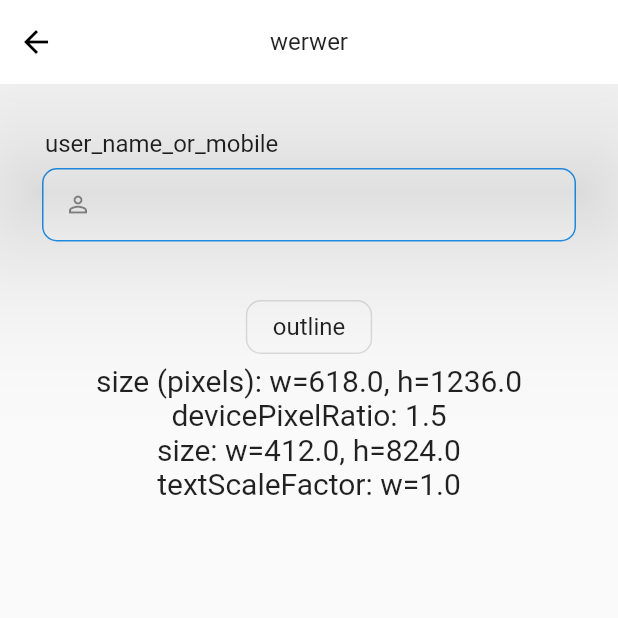
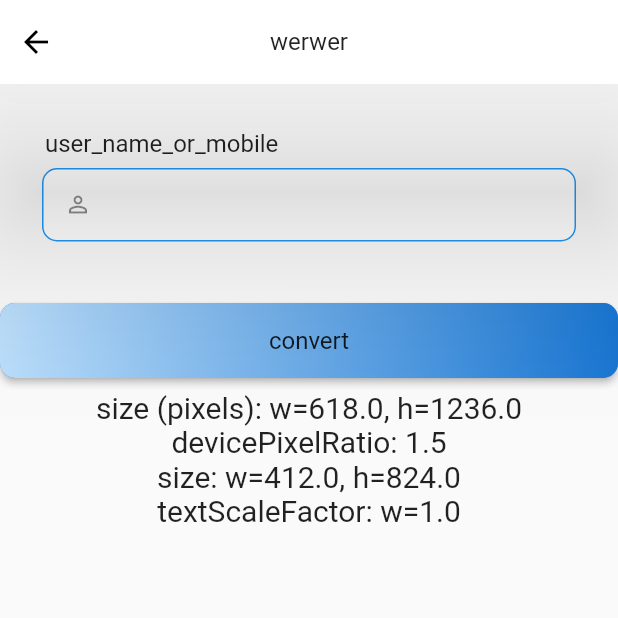
Before and after one commit to OpenWeekendWarriors/FlutterLaidBack, a Flutter app: the screen it shows after launch, on a phone screen of 412 x 824 dp, the top half of it. Run offline on Flutter 3.47's test engine with Material 2 defaults, Android fonts, the phone set to English and light mode, and no system bars; our stand-ins replace cached_network_image, flutter_spinkit, flutter_staggered_animations, flutter_svg, fluttertoast, get and 2 more; missing offline and left inert: persian_number_utility.

Commit message:
outline height

```diff
--- a/example/lib/main.dart
+++ b/example/lib/main.dart
@@ -2,6 +2,7 @@ import 'package:example/color_schemes.dart';
 import 'package:flutter/material.dart';
 import 'package:flutter_laid_back/conf/laid_back_config.dart';
 import 'package:flutter_laid_back/di/dependency.dart';
+import 'package:flutter_laid_back/extention/date_time_extention.dart';
 import 'package:flutter_laid_back/widget/button_widget.dart';
 import 'package:flutter_laid_back/widget/custom_app_bar.dart';
 import 'package:flutter_laid_back/widget/overlay.dart';
@@ -47,11 +48,11 @@ class Home extends StatelessWidget {
   Widget build(BuildContext context) {
     var overlay = LoadingOverlay.of(Get.context);
     double devicePixelRatio = Get.pixelRatio;
-    TextStyle style38 = new TextStyle(
+    TextStyle style38 = TextStyle(
       inherit: true,
       fontSize: 38.0,
     );
-    TextStyle style20 = new TextStyle(
+    TextStyle style20 = TextStyle(
       inherit: true,
       fontSize: 20.0,
     );
@@ -91,21 +92,28 @@ class Home extends StatelessWidget {
           //   'Button tapped $_counter time${ _counter == 1 ? '' : 's' }.',
           //   style: style38,
           // ),
-          CustomButton(title: 'outline',isOutline: true,outlineColor: Colors.red,),
+          CustomButton(title: 'convert',onTap: (){
+            DateTime dateTime = DateTime.now();
+            print(dateTime.timeZoneName);
+            print(dateTime.timeZoneOffset.toString());
+            print(dateTime.timeZoneOffset);
+            // print('>>>>>>>>>>>>>>>' + DateTime(2023,5,23,13,03,00).toLocal().toString());
 
-          new Text(
+          } ),
+
+          Text(
             'size (pixels): w=${Get.width * devicePixelRatio}, h=${Get.size.height * devicePixelRatio}',
             style: style20,
           ),
-          new Text(
+          Text(
             'devicePixelRatio: $devicePixelRatio',
             style: style20,
           ),
-          new Text(
+          Text(
             'size: w=${Get.width}, h=${Get.height}',
             style: style20,
           ),
-          new Text(
+          Text(
             'textScaleFactor: w=${Get.textScaleFactor}',
             style: style20,
           ),
--- a/lib/widget/button_widget.dart
+++ b/lib/widget/button_widget.dart
@@ -60,15 +60,18 @@ class CustomButton extends StatelessWidget {
     final ButtonStyle outlineButtonStyle = OutlinedButton.styleFrom(
       shape: RoundedRectangleBorder(
           side: BorderSide(
-            color: outlineColor??Get.theme.primaryColor,
+            color: outlineColor ?? Get.theme.primaryColor,
             width: borderWidth!,
             style: BorderStyle.solid,
           ),
-          borderRadius:
-              BorderRadius.circular(borderRadios ?? brd_radius_medium)),
+          borderRadius: BorderRadius.circular(borderRadios ?? brd_radius_medium)),
     );
     return isOutline
-        ? OutlinedButton(
+        ? Container(
+            height: height ?? 50.0,
+            width: width ?? double.infinity,
+            margin: margin ?? const EdgeInsets.symmetric(vertical: dim_small),
+            child: OutlinedButton(
               style: outlineButtonStyle,
               onPressed: () {
                 onTap!.call();
@@ -84,6 +87,7 @@ class CustomButton extends StatelessWidget {
                       color: textColor,
                     )
                   : child!,
+            ),
           )
         : Container(
             height: height ?? 50.0,
@@ -101,9 +105,7 @@ class CustomButton extends StatelessWidget {
                 padding: const EdgeInsets.all(0),
                 elevation: elevation,
                 foregroundColor: Get.theme.colorScheme.secondary.withAlpha(150),
-                shape: RoundedRectangleBorder(
-                    borderRadius: BorderRadius.circular(
-                        borderRadios ?? brd_radius_medium)),
+                shape: RoundedRectangleBorder(borderRadius: BorderRadius.circular(borderRadios ?? brd_radius_medium)),
               ),
               onPressed: () {
                 if (isLoading) {
@@ -114,9 +116,7 @@ class CustomButton extends StatelessWidget {
               },
               child: Ink(
                 decoration: BoxDecoration(
-                    border: Border.all(
-                        color: borderColor ?? Colors.transparent,
-                        width: borderWidth!),
+                    border: Border.all(color: borderColor ?? Colors.transparent, width: borderWidth!),
                     gradient: LinearGradient(
                       colors: bgColor ??
                           [
@@ -126,8 +126,7 @@ class CustomButton extends StatelessWidget {
                       begin: Alignment.centerLeft,
                       end: Alignment.centerRight,
                     ),
-                    borderRadius: BorderRadius.circular(
-                        borderRadios ?? brd_radius_medium)),
+                    borderRadius: BorderRadius.circular(borderRadios ?? brd_radius_medium)),
                 child: isLoading
                     ? const SpinKitChasingDots(
                         color: Colors.white,
@@ -140,8 +139,7 @@ class CustomButton extends StatelessWidget {
                                 title,
                                 fontWeight: FontWeight.bold,
                                 textAlign: TextAlign.center,
-                                color: textColor ??
-                                    Get.theme.textTheme.bodyText1!.color,
+                                color: textColor ?? Get.theme.textTheme.bodyText1!.color,
                               )
                             : child,
                       ),
```
Lines whose indentation alone changed are shown as unchanged.
